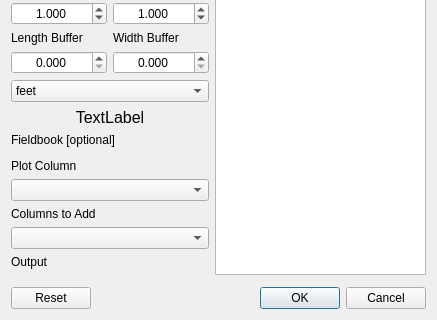
Above: shp_buddy_dialog_base.ui from nburner96/shp_buddy before the change; both pictures show x 0 to 437 and y 637 to 957 of the 437 by 957 pixel window. Below: the same form after it.
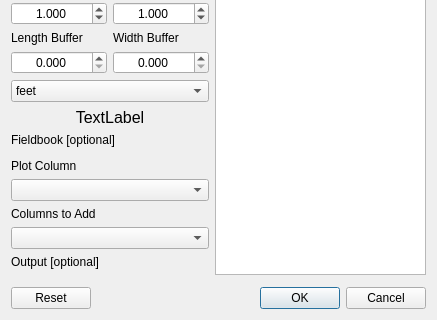
That is the form after the change. Custom widgets are drawn as their Qt base class.

Commit message: added hover text

Diff of the .ui file:
```diff
--- a/shp_buddy_dialog_base.ui
+++ b/shp_buddy_dialog_base.ui
@@ -561,7 +561,7 @@
          <item>
           <widget class="QLabel" name="label_20">
            <property name="text">
-            <string>Output</string>
+            <string>Output [optional]</string>
            </property>
           </widget>
          </item>
```
Left out of the diff: 84 changed lines with no effect on the pictures.
